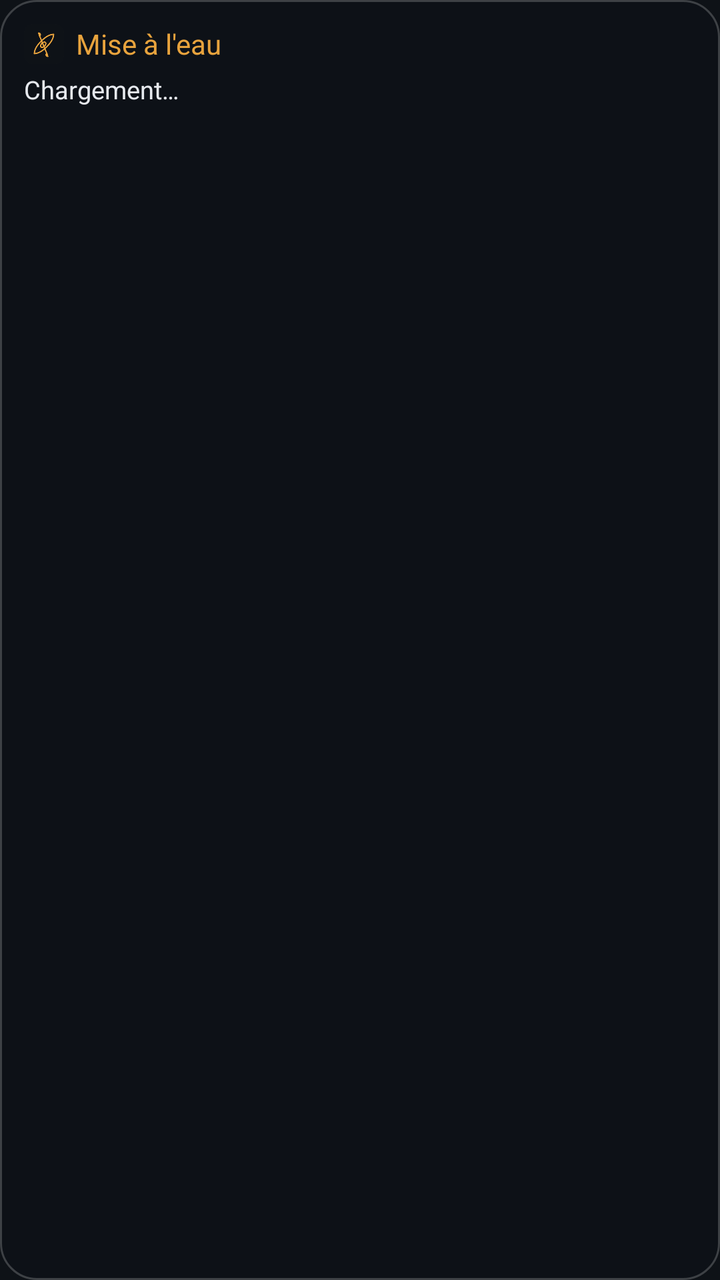
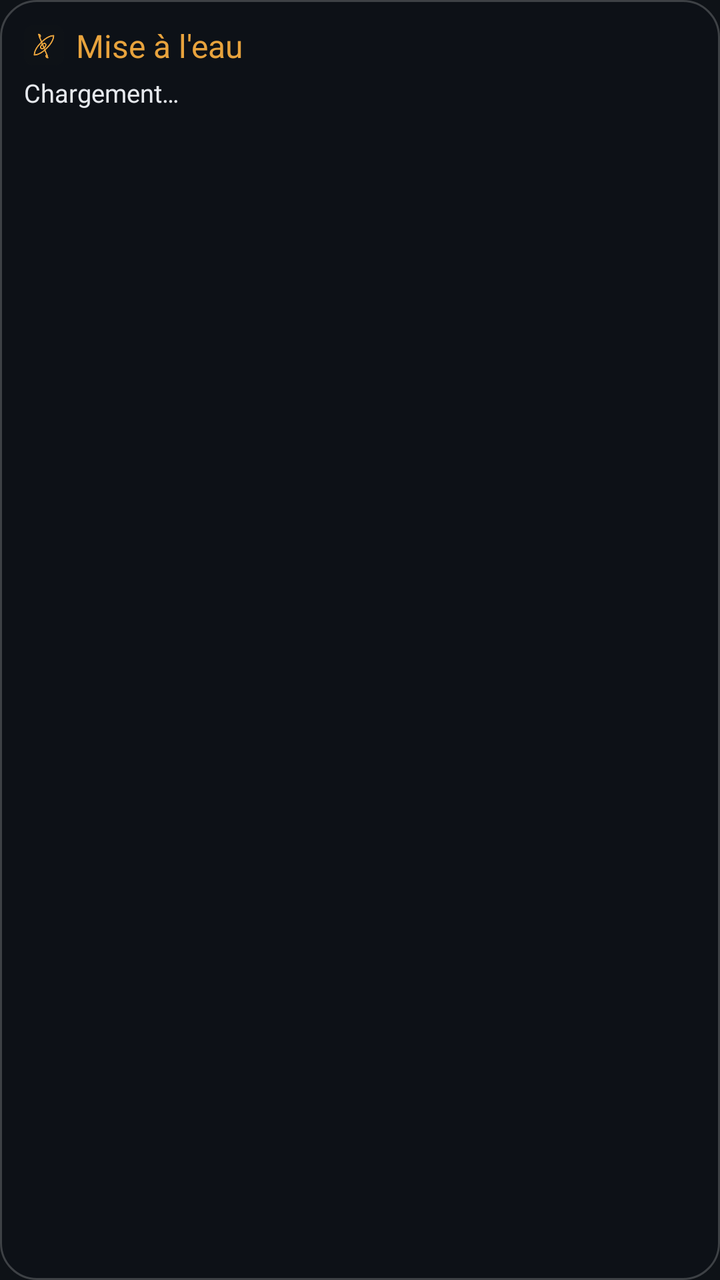

An Android layout rendered at two revisions. The XML below is the earlier revision; the diff shows what the commit changed to produce the second picture.
<!-- AndroidManifest.xml: application theme AppTheme -->
<!-- res/layout/widget.xml -->
<?xml version="1.0" encoding="utf-8"?>
<LinearLayout xmlns:android="http://schemas.android.com/apk/res/android"
    android:id="@+id/root" android:layout_width="match_parent" android:layout_height="match_parent"
    android:orientation="vertical" android:padding="12dp" android:background="@drawable/widget_bg">
    <LinearLayout android:layout_width="match_parent" android:layout_height="wrap_content" android:orientation="horizontal" android:gravity="center_vertical">
        <ImageView android:layout_width="20dp" android:layout_height="20dp" android:src="@mipmap/ic_launcher" android:layout_marginEnd="6dp" />
        <TextView android:layout_width="0dp" android:layout_weight="1" android:layout_height="wrap_content"
            android:text="@string/app_name" android:textColor="#E8A33D" android:textSize="14sp" android:maxLines="1" />
        <TextView android:id="@+id/maj" android:layout_width="wrap_content" android:layout_height="wrap_content"
            android:textColor="#8B93A1" android:textSize="10.5sp" />
    </LinearLayout>
    <TextView android:id="@+id/summary" android:layout_width="match_parent" android:layout_height="wrap_content"
        android:paddingTop="4dp" android:paddingBottom="4dp" android:textColor="#E6E9EE" android:textSize="12.5sp" android:text="Chargement…" />
        <LinearLayout android:id="@+id/row0" android:layout_width="match_parent" android:layout_height="wrap_content"
            android:orientation="horizontal" android:gravity="center_vertical" android:paddingTop="3dp" android:visibility="gone">
            <TextView android:id="@+id/dot0" android:layout_width="wrap_content" android:layout_height="wrap_content" android:text="●" android:textSize="11sp" android:paddingEnd="6dp" />
            <TextView android:id="@+id/name0" android:layout_width="0dp" android:layout_weight="1" android:layout_height="wrap_content"
                android:textColor="#E6E9EE" android:textSize="13sp" android:maxLines="1" android:ellipsize="end" />
            <TextView android:id="@+id/state0" android:layout_width="wrap_content" android:layout_height="wrap_content"
                android:textSize="11.5sp" android:maxLines="1" android:paddingStart="6dp" />
        </LinearLayout>
        <LinearLayout android:id="@+id/row1" android:layout_width="match_parent" android:layout_height="wrap_content"
            android:orientation="horizontal" android:gravity="center_vertical" android:paddingTop="3dp" android:visibility="gone">
            <TextView android:id="@+id/dot1" android:layout_width="wrap_content" android:layout_height="wrap_content" android:text="●" android:textSize="11sp" android:paddingEnd="6dp" />
            <TextView android:id="@+id/name1" android:layout_width="0dp" android:layout_weight="1" android:layout_height="wrap_content"
                android:textColor="#E6E9EE" android:textSize="13sp" android:maxLines="1" android:ellipsize="end" />
            <TextView android:id="@+id/state1" android:layout_width="wrap_content" android:layout_height="wrap_content"
                android:textSize="11.5sp" android:maxLines="1" android:paddingStart="6dp" />
        </LinearLayout>
        <LinearLayout android:id="@+id/row2" android:layout_width="match_parent" android:layout_height="wrap_content"
            android:orientation="horizontal" android:gravity="center_vertical" android:paddingTop="3dp" android:visibility="gone">
            <TextView android:id="@+id/dot2" android:layout_width="wrap_content" android:layout_height="wrap_content" android:text="●" android:textSize="11sp" android:paddingEnd="6dp" />
            <TextView android:id="@+id/name2" android:layout_width="0dp" android:layout_weight="1" android:layout_height="wrap_content"
                android:textColor="#E6E9EE" android:textSize="13sp" android:maxLines="1" android:ellipsize="end" />
            <TextView android:id="@+id/state2" android:layout_width="wrap_content" android:layout_height="wrap_content"
                android:textSize="11.5sp" android:maxLines="1" android:paddingStart="6dp" />
        </LinearLayout>
        <LinearLayout android:id="@+id/row3" android:layout_width="match_parent" android:layout_height="wrap_content"
            android:orientation="horizontal" android:gravity="center_vertical" android:paddingTop="3dp" android:visibility="gone">
            <TextView android:id="@+id/dot3" android:layout_width="wrap_content" android:layout_height="wrap_content" android:text="●" android:textSize="11sp" android:paddingEnd="6dp" />
            <TextView android:id="@+id/name3" android:layout_width="0dp" android:layout_weight="1" android:layout_height="wrap_content"
                android:textColor="#E6E9EE" android:textSize="13sp" android:maxLines="1" android:ellipsize="end" />
            <TextView android:id="@+id/state3" android:layout_width="wrap_content" android:layout_height="wrap_content"
                android:textSize="11.5sp" android:maxLines="1" android:paddingStart="6dp" />
        </LinearLayout>
        <LinearLayout android:id="@+id/row4" android:layout_width="match_parent" android:layout_height="wrap_content"
            android:orientation="horizontal" android:gravity="center_vertical" android:paddingTop="3dp" android:visibility="gone">
            <TextView android:id="@+id/dot4" android:layout_width="wrap_content" android:layout_height="wrap_content" android:text="●" android:textSize="11sp" android:paddingEnd="6dp" />
            <TextView android:id="@+id/name4" android:layout_width="0dp" android:layout_weight="1" android:layout_height="wrap_content"
                android:textColor="#E6E9EE" android:textSize="13sp" android:maxLines="1" android:ellipsize="end" />
            <TextView android:id="@+id/state4" android:layout_width="wrap_content" android:layout_height="wrap_content"
                android:textSize="11.5sp" android:maxLines="1" android:paddingStart="6dp" />
        </LinearLayout>
        <LinearLayout android:id="@+id/row5" android:layout_width="match_parent" android:layout_height="wrap_content"
            android:orientation="horizontal" android:gravity="center_vertical" android:paddingTop="3dp" android:visibility="gone">
            <TextView android:id="@+id/dot5" android:layout_width="wrap_content" android:layout_height="wrap_content" android:text="●" android:textSize="11sp" android:paddingEnd="6dp" />
            <TextView android:id="@+id/name5" android:layout_width="0dp" android:layout_weight="1" android:layout_height="wrap_content"
                android:textColor="#E6E9EE" android:textSize="13sp" android:maxLines="1" android:ellipsize="end" />
            <TextView android:id="@+id/state5" android:layout_width="wrap_content" android:layout_height="wrap_content"
                android:textSize="11.5sp" android:maxLines="1" android:paddingStart="6dp" />
        </LinearLayout>
</LinearLayout>
<!-- resources referenced by this layout -->
<resources>
  <!-- drawable widget_bg (drawable) -->
  <?xml version="1.0" encoding="utf-8"?>
  <shape xmlns:android="http://schemas.android.com/apk/res/android" android:shape="rectangle">
      <solid android:color="#EB0E1217" />
      <stroke android:width="1dp" android:color="#33FFFFFF" />
      <corners android:radius="18dp" />
  </shape>
  <!-- mipmap ic_launcher: png bitmap (mipmap-hdpi, 4208 bytes) -->
  <string name="app_name">Mise à l\'eau</string>
  <style name="AppTheme" parent="android:Theme.Material.NoActionBar">
          <item name="android:windowBackground">#0e1217</item>
          <item name="android:statusBarColor">#0e1217</item>
          <item name="android:navigationBarColor">#0e1217</item>
          <item name="android:colorAccent">#e8a33d</item>
      </style>
</resources>

<!-- the commit's change to res/layout/widget.xml (unified diff, before → after) -->
@@ -5,58 +5,74 @@
     <LinearLayout android:layout_width="match_parent" android:layout_height="wrap_content" android:orientation="horizontal" android:gravity="center_vertical">
         <ImageView android:layout_width="20dp" android:layout_height="20dp" android:src="@mipmap/ic_launcher" android:layout_marginEnd="6dp" />
         <TextView android:layout_width="0dp" android:layout_weight="1" android:layout_height="wrap_content"
-            android:text="@string/app_name" android:textColor="#E8A33D" android:textSize="14sp" android:maxLines="1" />
+            android:text="@string/app_name" android:textColor="#E8A33D" android:textSize="16sp" android:maxLines="1" />
         <TextView android:id="@+id/maj" android:layout_width="wrap_content" android:layout_height="wrap_content"
             android:textColor="#8B93A1" android:textSize="10.5sp" />
     </LinearLayout>
     <TextView android:id="@+id/summary" android:layout_width="match_parent" android:layout_height="wrap_content"
         android:paddingTop="4dp" android:paddingBottom="4dp" android:textColor="#E6E9EE" android:textSize="12.5sp" android:text="Chargement…" />
         <LinearLayout android:id="@+id/row0" android:layout_width="match_parent" android:layout_height="wrap_content"
-            android:orientation="horizontal" android:gravity="center_vertical" android:paddingTop="3dp" android:visibility="gone">
+            android:orientation="horizontal" android:gravity="center_vertical" android:paddingTop="5dp" android:visibility="gone">
             <TextView android:id="@+id/dot0" android:layout_width="wrap_content" android:layout_height="wrap_content" android:text="●" android:textSize="11sp" android:paddingEnd="6dp" />
             <TextView android:id="@+id/name0" android:layout_width="0dp" android:layout_weight="1" android:layout_height="wrap_content"
-                android:textColor="#E6E9EE" android:textSize="13sp" android:maxLines="1" android:ellipsize="end" />
+                android:textColor="#E6E9EE" android:textSize="14sp" android:maxLines="1" android:ellipsize="end" />
             <TextView android:id="@+id/state0" android:layout_width="wrap_content" android:layout_height="wrap_content"
-                android:textSize="11.5sp" android:maxLines="1" android:paddingStart="6dp" />
+                android:textSize="12.5sp" android:maxLines="1" android:paddingStart="6dp" />
         </LinearLayout>
         <LinearLayout android:id="@+id/row1" android:layout_width="match_parent" android:layout_height="wrap_content"
-            android:orientation="horizontal" android:gravity="center_vertical" android:paddingTop="3dp" android:visibility="gone">
+            android:orientation="horizontal" android:gravity="center_vertical" android:paddingTop="5dp" android:visibility="gone">
             <TextView android:id="@+id/dot1" android:layout_width="wrap_content" android:layout_height="wrap_content" android:text="●" android:textSize="11sp" android:paddingEnd="6dp" />
             <TextView android:id="@+id/name1" android:layout_width="0dp" android:layout_weight="1" android:layout_height="wrap_content"
-                android:textColor="#E6E9EE" android:textSize="13sp" android:maxLines="1" android:ellipsize="end" />
+                android:textColor="#E6E9EE" android:textSize="14sp" android:maxLines="1" android:ellipsize="end" />
             <TextView android:id="@+id/state1" android:layout_width="wrap_content" android:layout_height="wrap_content"
-                android:textSize="11.5sp" android:maxLines="1" android:paddingStart="6dp" />
+                android:textSize="12.5sp" android:maxLines="1" android:paddingStart="6dp" />
         </LinearLayout>
         <LinearLayout android:id="@+id/row2" android:layout_width="match_parent" android:layout_height="wrap_content"
-            android:orientation="horizontal" android:gravity="center_vertical" android:paddingTop="3dp" android:visibility="gone">
+            android:orientation="horizontal" android:gravity="center_vertical" android:paddingTop="5dp" android:visibility="gone">
             <TextView android:id="@+id/dot2" android:layout_width="wrap_content" android:layout_height="wrap_content" android:text="●" android:textSize="11sp" android:paddingEnd="6dp" />
             <TextView android:id="@+id/name2" android:layout_width="0dp" android:layout_weight="1" android:layout_height="wrap_content"
-                android:textColor="#E6E9EE" android:textSize="13sp" android:maxLines="1" android:ellipsize="end" />
+                android:textColor="#E6E9EE" android:textSize="14sp" android:maxLines="1" android:ellipsize="end" />
             <TextView android:id="@+id/state2" android:layout_width="wrap_content" android:layout_height="wrap_content"
-                android:textSize="11.5sp" android:maxLines="1" android:paddingStart="6dp" />
+                android:textSize="12.5sp" android:maxLines="1" android:paddingStart="6dp" />
         </LinearLayout>
         <LinearLayout android:id="@+id/row3" android:layout_width="match_parent" android:layout_height="wrap_content"
-            android:orientation="horizontal" android:gravity="center_vertical" android:paddingTop="3dp" android:visibility="gone">
+            android:orientation="horizontal" android:gravity="center_vertical" android:paddingTop="5dp" android:visibility="gone">
             <TextView android:id="@+id/dot3" android:layout_width="wrap_content" android:layout_height="wrap_content" android:text="●" android:textSize="11sp" android:paddingEnd="6dp" />
             <TextView android:id="@+id/name3" android:layout_width="0dp" android:layout_weight="1" android:layout_height="wrap_content"
-                android:textColor="#E6E9EE" android:textSize="13sp" android:maxLines="1" android:ellipsize="end" />
+                android:textColor="#E6E9EE" android:textSize="14sp" android:maxLines="1" android:ellipsize="end" />
             <TextView android:id="@+id/state3" android:layout_width="wrap_content" android:layout_height="wrap_content"
-                android:textSize="11.5sp" android:maxLines="1" android:paddingStart="6dp" />
+                android:textSize="12.5sp" android:maxLines="1" android:paddingStart="6dp" />
         </LinearLayout>
         <LinearLayout android:id="@+id/row4" android:layout_width="match_parent" android:layout_height="wrap_content"
-            android:orientation="horizontal" android:gravity="center_vertical" android:paddingTop="3dp" android:visibility="gone">
+            android:orientation="horizontal" android:gravity="center_vertical" android:paddingTop="5dp" android:visibility="gone">
             <TextView android:id="@+id/dot4" android:layout_width="wrap_content" android:layout_height="wrap_content" android:text="●" android:textSize="11sp" android:paddingEnd="6dp" />
             <TextView android:id="@+id/name4" android:layout_width="0dp" android:layout_weight="1" android:layout_height="wrap_content"
-                android:textColor="#E6E9EE" android:textSize="13sp" android:maxLines="1" android:ellipsize="end" />
+                android:textColor="#E6E9EE" android:textSize="14sp" android:maxLines="1" android:ellipsize="end" />
             <TextView android:id="@+id/state4" android:layout_width="wrap_content" android:layout_height="wrap_content"
-                android:textSize="11.5sp" android:maxLines="1" android:paddingStart="6dp" />
+                android:textSize="12.5sp" android:maxLines="1" android:paddingStart="6dp" />
         </LinearLayout>
         <LinearLayout android:id="@+id/row5" android:layout_width="match_parent" android:layout_height="wrap_content"
-            android:orientation="horizontal" android:gravity="center_vertical" android:paddingTop="3dp" android:visibility="gone">
+            android:orientation="horizontal" android:gravity="center_vertical" android:paddingTop="5dp" android:visibility="gone">
             <TextView android:id="@+id/dot5" android:layout_width="wrap_content" android:layout_height="wrap_content" android:text="●" android:textSize="11sp" android:paddingEnd="6dp" />
             <TextView android:id="@+id/name5" android:layout_width="0dp" android:layout_weight="1" android:layout_height="wrap_content"
-                android:textColor="#E6E9EE" android:textSize="13sp" android:maxLines="1" android:ellipsize="end" />
+                android:textColor="#E6E9EE" android:textSize="14sp" android:maxLines="1" android:ellipsize="end" />
             <TextView android:id="@+id/state5" android:layout_width="wrap_content" android:layout_height="wrap_content"
-                android:textSize="11.5sp" android:maxLines="1" android:paddingStart="6dp" />
+                android:textSize="12.5sp" android:maxLines="1" android:paddingStart="6dp" />
+        </LinearLayout>
+        <LinearLayout android:id="@+id/row6" android:layout_width="match_parent" android:layout_height="wrap_content"
+            android:orientation="horizontal" android:gravity="center_vertical" android:paddingTop="5dp" android:visibility="gone">
+            <TextView android:id="@+id/dot6" android:layout_width="wrap_content" android:layout_height="wrap_content" android:text="●" android:textSize="11sp" android:paddingEnd="6dp" />
+            <TextView android:id="@+id/name6" android:layout_width="0dp" android:layout_weight="1" android:layout_height="wrap_content"
+                android:textColor="#E6E9EE" android:textSize="14sp" android:maxLines="1" android:ellipsize="end" />
+            <TextView android:id="@+id/state6" android:layout_width="wrap_content" android:layout_height="wrap_content"
+                android:textSize="12.5sp" android:maxLines="1" android:paddingStart="6dp" />
+        </LinearLayout>
+        <LinearLayout android:id="@+id/row7" android:layout_width="match_parent" android:layout_height="wrap_content"
+            android:orientation="horizontal" android:gravity="center_vertical" android:paddingTop="5dp" android:visibility="gone">
+            <TextView android:id="@+id/dot7" android:layout_width="wrap_content" android:layout_height="wrap_content" android:text="●" android:textSize="11sp" android:paddingEnd="6dp" />
+            <TextView android:id="@+id/name7" android:layout_width="0dp" android:layout_weight="1" android:layout_height="wrap_content"
+                android:textColor="#E6E9EE" android:textSize="14sp" android:maxLines="1" android:ellipsize="end" />
+            <TextView android:id="@+id/state7" android:layout_width="wrap_content" android:layout_height="wrap_content"
+                android:textSize="12.5sp" android:maxLines="1" android:paddingStart="6dp" />
         </LinearLayout>
 </LinearLayout>
